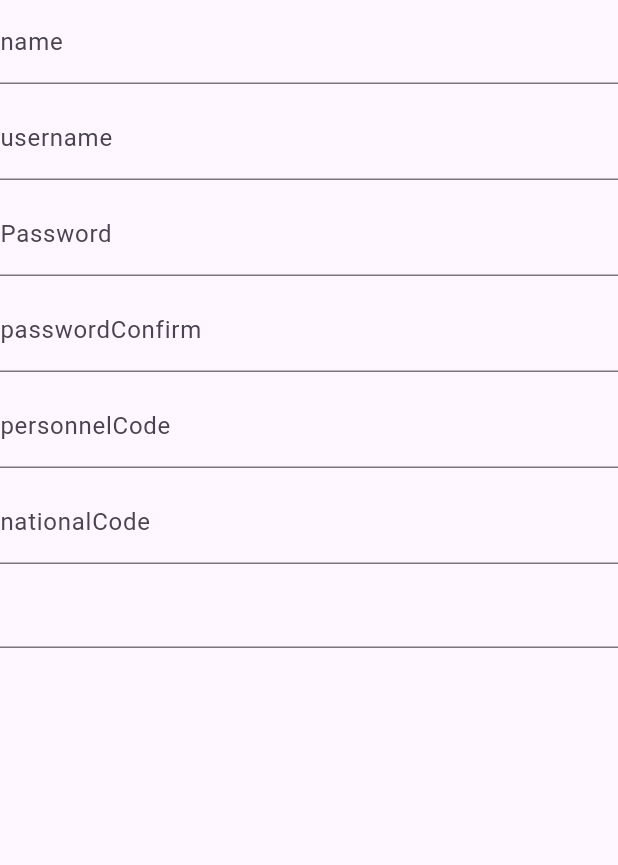
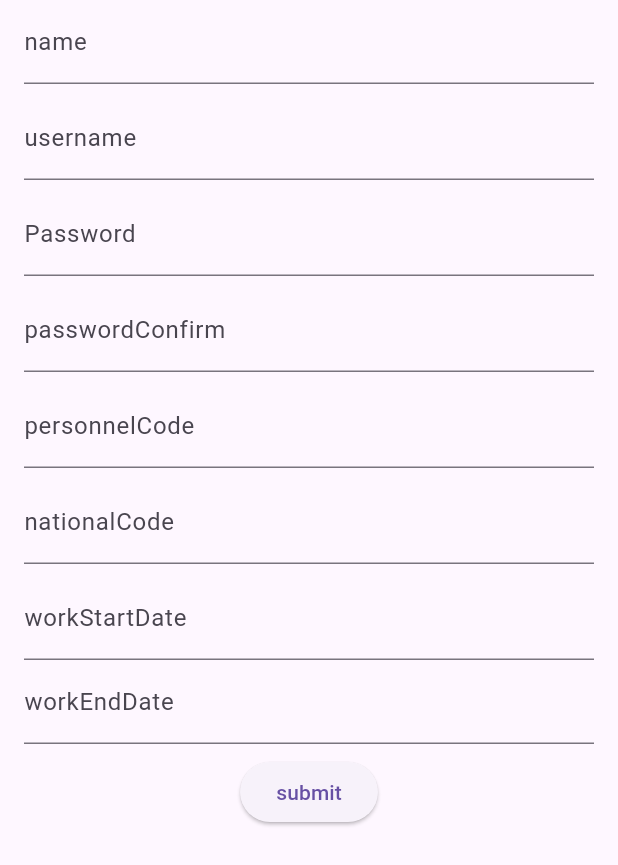
Before and after one commit to mrYasinHamidi/personnel_management, a Flutter app: the CreatePersonnelPage screen opened by its route, on a phone screen of 412 x 824 dp. Shown: the top 865 px of the screen. Run offline on Flutter 3.47's test engine with Material 3 defaults, Android fonts, the phone set to English and light mode, and no system bars; our stand-ins replace dartz, dio, equatable, get, hive_flutter, uni_links; missing offline and left inert: persian_datetime_picker; accounts and stored records are empty; generated files the repository leaves out were written again.

Commit message:
default_date_picker.dart

```diff
--- a/lib/common/extensions/string_ext.dart
+++ b/lib/common/extensions/string_ext.dart
@@ -5,6 +5,10 @@ extension EmailValidation on String {
     );
 
     return emailRegex.hasMatch(this);
+  }
+
+  bool isValidName() {
+    return trim().length > 2;
   }
 
   bool isValidPassword() {
@@ -18,6 +22,7 @@ extension EmailValidation on String {
 
     return usernameRegex.hasMatch(this);
   }
+
   bool isValidPhoneNumber() {
     final usernameRegex = RegExp(
       r'^09\d{9}$',
--- a/lib/common/widgets/default_date_picker.dart
+++ b/lib/common/widgets/default_date_picker.dart
@@ -2,22 +2,43 @@ import 'package:flutter/material.dart';
 import 'package:persian_datetime_picker/persian_datetime_picker.dart';
 import 'package:personnel_management/common/widgets/default_text_field.dart';
 
+typedef DefaultDatePickerValidator = String? Function(Jalali? value);
+
 class DefaultDatePicker extends StatefulWidget {
   final Function(Jalali value)? onChange;
+  final DefaultDatePickerController? controller;
+  final DefaultDatePickerValidator? validator;
+  final String? label;
 
-  const DefaultDatePicker({super.key, this.onChange});
+  const DefaultDatePicker({
+    super.key,
+    this.onChange,
+    this.controller,
+    this.label,
+    this.validator,
+  });
 
   @override
   State<DefaultDatePicker> createState() => _DefaultDatePickerState();
 }
 
 class _DefaultDatePickerState extends State<DefaultDatePicker> {
-  final controller = TextEditingController();
+  final _textController = TextEditingController();
+
+  @override
+  void initState() {
+    widget.controller?.addListener(() {
+      _textController.text = widget.controller?.value?.formatFullDate() ?? '';
+    });
+    super.initState();
+  }
 
   @override
   Widget build(BuildContext context) {
     return DefaultTextField(
+      label: widget.label,
       onTap: () => _onTap(context),
+      validator: (value) => widget.validator?.call(widget.controller?.value),
     );
   }
 
@@ -30,8 +51,11 @@ class _DefaultDatePickerState extends State<DefaultDatePicker> {
     );
     if (picked != null) {
       widget.onChange?.call(picked);
-      var label = picked.formatFullDate();
-      controller.text = label;
+      widget.controller?.value = picked;
     }
   }
 }
+
+class DefaultDatePickerController extends ValueNotifier<Jalali?> {
+  DefaultDatePickerController({Jalali? date}) : super(date);
+}
--- a/lib/common/widgets/default_text_field.dart
+++ b/lib/common/widgets/default_text_field.dart
@@ -5,13 +5,18 @@ class DefaultTextField extends StatelessWidget {
   final VoidCallback? onTap;
   final bool? enable;
   final TextInputType? inputType;
+  final FormFieldValidator<String>? validator;
+  final TextEditingController? controller;
+
 
   const DefaultTextField({
     super.key,
     this.label,
+    this.controller,
     this.enable,
     this.inputType,
     this.onTap,
+    this.validator,
   });
 
   @override
@@ -22,6 +27,7 @@ class DefaultTextField extends StatelessWidget {
         enabled: enable ?? true,
       ),
       keyboardType: inputType,
+      validator: validator,
       onTap: onTap,
     );
   }
--- /dev/null
+++ b/lib/parts/auth/presentation/pages/login/login_personnel_bindings.dart
@@ -0,0 +1 @@
+// TODO Implement this library.
--- a/lib/parts/user/presentation/manager/create_personnel_controller.dart
+++ b/lib/parts/user/presentation/manager/create_personnel_controller.dart
@@ -1,15 +1,21 @@
 import 'package:flutter/cupertino.dart';
 import 'package:get/get.dart';
+import 'package:personnel_management/common/widgets/default_date_picker.dart';
 import 'package:personnel_management/parts/user/domain/use_cases/create_personnel_usecase.dart';
 
 class CreatePersonnelController extends GetxController {
   final CreatePersonnelUseCase createPersonnelUseCase;
+
+  final formKey = GlobalKey<FormState>();
+
   final usernameController = TextEditingController();
   final nameController = TextEditingController();
   final passwordController = TextEditingController();
-  final confirmPasswordController = TextEditingController();
+  final passwordConfirmController = TextEditingController();
   final personnelCodeController = TextEditingController();
   final nationalCodeController = TextEditingController();
+  final startDateController = DefaultDatePickerController();
+  final endDateController = DefaultDatePickerController();
 
   CreatePersonnelController({required this.createPersonnelUseCase});
 
--- a/lib/parts/user/presentation/pages/create_personnel/page.dart
+++ b/lib/parts/user/presentation/pages/create_personnel/page.dart
@@ -1,6 +1,8 @@
 import 'package:flutter/material.dart';
 import 'package:get/get.dart';
+import 'package:personnel_management/common/extensions/string_ext.dart';
 import 'package:personnel_management/common/widgets/default_date_picker.dart';
+import 'package:personnel_management/common/widgets/default_text_field.dart';
 import 'package:personnel_management/parts/user/presentation/manager/create_personnel_controller.dart';
 
 class CreatePersonnelPage extends GetView<CreatePersonnelController> {
@@ -11,41 +13,64 @@ class CreatePersonnelPage extends GetView<CreatePersonnelController> {
     return Scaffold(
       body: SafeArea(
         child: Form(
+          key: controller.formKey,
+          child: Padding(
+            padding: const EdgeInsets.symmetric(horizontal: 16),
             child: Column(
               children: [
-              TextFormField(
+                DefaultTextField(
                   controller: controller.nameController,
-                decoration: InputDecoration(labelText: 'name'.tr),
+                  validator: (value) => value?.isValidName() ?? false ? null : 'nameValidationError'.tr,
+                  label: 'name'.tr,
                 ),
                 const SizedBox(height: 8),
-              TextFormField(
-                controller: controller.nameController,
-                decoration: InputDecoration(labelText: 'username'.tr),
+                DefaultTextField(
+                  controller: controller.usernameController,
+                  validator: (value) => value?.isValidUsername() ?? false ? null : 'usernameValidationError'.tr,
+                  label: 'username'.tr,
                 ),
                 const SizedBox(height: 8),
-              TextFormField(
-                controller: controller.nameController,
-                decoration: InputDecoration(labelText: 'password'.tr),
+                DefaultTextField(
+                  controller: controller.passwordController,
+                  validator: (value) => value?.isValidPassword() ?? false ? null : 'passwordValidationError'.tr,
+                  label: 'password'.tr,
                 ),
                 const SizedBox(height: 8),
-              TextFormField(
-                controller: controller.nameController,
-                decoration: InputDecoration(labelText: 'passwordConfirm'.tr),
+                DefaultTextField(
+                  controller: controller.passwordConfirmController,
+                  validator: (value) =>
+                      controller.passwordConfirmController.text.trim() == controller.passwordController.text.trim()
+                          ? null
+                          : 'passwordsNotMatch'.tr,
+                  label: 'passwordConfirm'.tr,
                 ),
                 const SizedBox(height: 8),
-              TextFormField(
+                DefaultTextField(
                   controller: controller.nameController,
-                decoration: InputDecoration(labelText: 'personnelCode'.tr),
+                  label: 'personnelCode'.tr,
                 ),
                 const SizedBox(height: 8),
-              TextFormField(
+                DefaultTextField(
                   controller: controller.nameController,
-                decoration: InputDecoration(labelText: 'nationalCode'.tr),
+                  label: 'nationalCode'.tr,
                 ),
                 const SizedBox(height: 8),
-              const DefaultDatePicker(),
+                DefaultDatePicker(
+                  controller: controller.startDateController,
+                  label: 'workStartDate'.tr,
+                ),
+                DefaultDatePicker(
+                  controller: controller.endDateController,
+                  label: 'workEndDate'.tr,
+                  validator: (value) => value == null ? 'pleaseEnterWorkEndDate'.tr : null,
+                ),
                 const SizedBox(height: 8),
+                ElevatedButton(
+                  onPressed: () => controller.formKey.currentState?.validate(),
+                  child: Text('submit'.tr),
+                ),
               ],
+            ),
           ),
         ),
       ),
```
Lines whose indentation alone changed are shown as unchanged.
